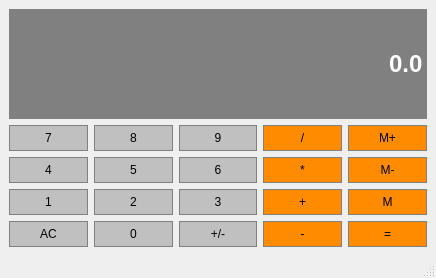
Qt form calqulator.ui (danxuZhang/Calqulator) before a commit.
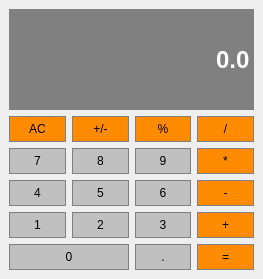
The same form after that commit.

Commit message: Restrcture layout

What changed in the file:
```diff
--- a/calqulator.ui
+++ b/calqulator.ui
@@ -6,8 +6,8 @@
    <rect>
     <x>0</x>
     <y>0</y>
-    <width>436</width>
-    <height>278</height>
+    <width>263</width>
+    <height>279</height>
    </rect>
   </property>
   <property name="windowTitle">
@@ -15,82 +15,7 @@
   </property>
   <widget class="QWidget" name="centralwidget">
    <layout class="QGridLayout" name="gridLayout">
-    <item row="1" column="2">
-     <widget class="QPushButton" name="Button9">
-      <property name="sizePolicy">
-       <sizepolicy hsizetype="Preferred" vsizetype="Preferred">
-        <horstretch>0</horstretch>
-        <verstretch>0</verstretch>
-       </sizepolicy>
-      </property>
-      <property name="styleSheet">
-       <string notr="true">QPushButton {
-	background-color: #C0C0C0;
-	border: 1px solid gray;
-	padding: 5px;
-}
-QPushButton:pressed {
-	background-color: #A9A9A9;
-	border: 1px solid gray;
-	padding: 5px;
-}</string>
-      </property>
-      <property name="text">
-       <string>9</string>
-      </property>
-     </widget>
-    </item>
-    <item row="1" column="3">
-     <widget class="QPushButton" name="Divide">
-      <property name="sizePolicy">
-       <sizepolicy hsizetype="Preferred" vsizetype="Preferred">
-        <horstretch>0</horstretch>
-        <verstretch>0</verstretch>
-       </sizepolicy>
-      </property>
-      <property name="styleSheet">
-       <string notr="true">QPushButton {
-	background-color: #FF8C00;
-	border: 1px solid gray;
-	padding: 5px;
-}
-QPushButton:pressed {
-	background-color: #A9A9A9;
-	border: 1px solid gray;
-	padding: 5px;
-}</string>
-      </property>
-      <property name="text">
-       <string>/</string>
-      </property>
-     </widget>
-    </item>
-    <item row="3" column="2">
-     <widget class="QPushButton" name="Button3">
-      <property name="sizePolicy">
-       <sizepolicy hsizetype="Preferred" vsizetype="Preferred">
-        <horstretch>0</horstretch>
-        <verstretch>0</verstretch>
-       </sizepolicy>
-      </property>
-      <property name="styleSheet">
-       <string notr="true">QPushButton {
-	background-color: #C0C0C0;
-	border: 1px solid gray;
-	padding: 5px;
-}
-QPushButton:pressed {
-	background-color: #A9A9A9;
-	border: 1px solid gray;
-	padding: 5px;
-}</string>
-      </property>
-      <property name="text">
-       <string>3</string>
-      </property>
-     </widget>
-    </item>
-    <item row="2" column="0">
+    <item row="3" column="0">
      <widget class="QPushButton" name="Button4">
       <property name="sizePolicy">
        <sizepolicy hsizetype="Preferred" vsizetype="Preferred">
@@ -115,33 +40,8 @@
       </property>
      </widget>
     </item>
-    <item row="3" column="1">
-     <widget class="QPushButton" name="Button2">
-      <property name="sizePolicy">
-       <sizepolicy hsizetype="Preferred" vsizetype="Preferred">
-        <horstretch>0</horstretch>
-        <verstretch>0</verstretch>
-       </sizepolicy>
-      </property>
-      <property name="styleSheet">
-       <string notr="true">QPushButton {
-	background-color: #C0C0C0;
-	border: 1px solid gray;
-	padding: 5px;
-}
-QPushButton:pressed {
-	background-color: #A9A9A9;
-	border: 1px solid gray;
-	padding: 5px;
-}</string>
-      </property>
-      <property name="text">
-       <string>2</string>
-      </property>
-     </widget>
-    </item>
     <item row="1" column="1">
-     <widget class="QPushButton" name="Button8">
+     <widget class="QPushButton" name="ChangeSign">
       <property name="sizePolicy">
        <sizepolicy hsizetype="Preferred" vsizetype="Preferred">
         <horstretch>0</horstretch>
@@ -150,6 +50,31 @@
       </property>
       <property name="styleSheet">
        <string notr="true">QPushButton {
+	background-color: #FF8C00;
+	border: 1px solid gray;
+	padding: 5px;
+}
+QPushButton:pressed {
+	background-color: #A9A9A9;
+	border: 1px solid gray;
+	padding: 5px;
+}</string>
+      </property>
+      <property name="text">
+       <string>+/-</string>
+      </property>
+     </widget>
+    </item>
+    <item row="5" column="0" colspan="2">
+     <widget class="QPushButton" name="Button0">
+      <property name="sizePolicy">
+       <sizepolicy hsizetype="Preferred" vsizetype="Preferred">
+        <horstretch>0</horstretch>
+        <verstretch>0</verstretch>
+       </sizepolicy>
+      </property>
+      <property name="styleSheet">
+       <string notr="true">QPushButton {
 	background-color: #C0C0C0;
 	border: 1px solid gray;
 	padding: 5px;
@@ -161,11 +86,36 @@
 }</string>
       </property>
       <property name="text">
-       <string>8</string>
+       <string>0</string>
       </property>
      </widget>
     </item>
-    <item row="2" column="1">
+    <item row="3" column="2">
+     <widget class="QPushButton" name="Button6">
+      <property name="sizePolicy">
+       <sizepolicy hsizetype="Preferred" vsizetype="Preferred">
+        <horstretch>0</horstretch>
+        <verstretch>0</verstretch>
+       </sizepolicy>
+      </property>
+      <property name="styleSheet">
+       <string notr="true">QPushButton {
+	background-color: #C0C0C0;
+	border: 1px solid gray;
+	padding: 5px;
+}
+QPushButton:pressed {
+	background-color: #A9A9A9;
+	border: 1px solid gray;
+	padding: 5px;
+}</string>
+      </property>
+      <property name="text">
+       <string>6</string>
+      </property>
+     </widget>
+    </item>
+    <item row="3" column="1">
      <widget class="QPushButton" name="Button5">
       <property name="sizePolicy">
        <sizepolicy hsizetype="Preferred" vsizetype="Preferred">
@@ -190,82 +140,32 @@
       </property>
      </widget>
     </item>
-    <item row="2" column="4">
-     <widget class="QPushButton" name="MemClear">
-      <property name="sizePolicy">
-       <sizepolicy hsizetype="Preferred" vsizetype="Preferred">
-        <horstretch>0</horstretch>
-        <verstretch>0</verstretch>
-       </sizepolicy>
-      </property>
-      <property name="styleSheet">
-       <string notr="true">QPushButton {
-	background-color: #FF8C00;
-	border: 1px solid gray;
-	padding: 5px;
-}
-QPushButton:pressed {
-	background-color: #A9A9A9;
-	border: 1px solid gray;
-	padding: 5px;
-}</string>
-      </property>
-      <property name="text">
-       <string>M-</string>
-      </property>
-     </widget>
-    </item>
-    <item row="3" column="4">
-     <widget class="QPushButton" name="MemGet">
-      <property name="sizePolicy">
-       <sizepolicy hsizetype="Preferred" vsizetype="Preferred">
-        <horstretch>0</horstretch>
-        <verstretch>0</verstretch>
-       </sizepolicy>
-      </property>
-      <property name="styleSheet">
-       <string notr="true">QPushButton {
-	background-color: #FF8C00;
-	border: 1px solid gray;
-	padding: 5px;
-}
-QPushButton:pressed {
-	background-color: #A9A9A9;
-	border: 1px solid gray;
-	padding: 5px;
-}</string>
-      </property>
-      <property name="text">
-       <string>M</string>
-      </property>
-     </widget>
-    </item>
-    <item row="1" column="4">
-     <widget class="QPushButton" name="MemAdd">
-      <property name="sizePolicy">
-       <sizepolicy hsizetype="Preferred" vsizetype="Preferred">
-        <horstretch>0</horstretch>
-        <verstretch>0</verstretch>
-       </sizepolicy>
-      </property>
-      <property name="styleSheet">
-       <string notr="true">QPushButton {
-	background-color: #FF8C00;
-	border: 1px solid gray;
-	padding: 5px;
-}
-QPushButton:pressed {
-	background-color: #A9A9A9;
-	border: 1px solid gray;
-	padding: 5px;
-}</string>
-      </property>
-      <property name="text">
-       <string>M+</string>
-      </property>
-     </widget>
-    </item>
     <item row="1" column="0">
+     <widget class="QPushButton" name="Clear">
+      <property name="sizePolicy">
+       <sizepolicy hsizetype="Preferred" vsizetype="Preferred">
+        <horstretch>0</horstretch>
+        <verstretch>0</verstretch>
+       </sizepolicy>
+      </property>
+      <property name="styleSheet">
+       <string notr="true">QPushButton {
+	background-color: #FF8C00;
+	border: 1px solid gray;
+	padding: 5px;
+}
+QPushButton:pressed {
+	background-color: #A9A9A9;
+	border: 1px solid gray;
+	padding: 5px;
+}</string>
+      </property>
+      <property name="text">
+       <string>AC</string>
+      </property>
+     </widget>
+    </item>
+    <item row="2" column="0">
      <widget class="QPushButton" name="Button7">
       <property name="sizePolicy">
        <sizepolicy hsizetype="Preferred" vsizetype="Preferred">
@@ -290,7 +190,32 @@
       </property>
      </widget>
     </item>
-    <item row="3" column="0">
+    <item row="2" column="1">
+     <widget class="QPushButton" name="Button8">
+      <property name="sizePolicy">
+       <sizepolicy hsizetype="Preferred" vsizetype="Preferred">
+        <horstretch>0</horstretch>
+        <verstretch>0</verstretch>
+       </sizepolicy>
+      </property>
+      <property name="styleSheet">
+       <string notr="true">QPushButton {
+	background-color: #C0C0C0;
+	border: 1px solid gray;
+	padding: 5px;
+}
+QPushButton:pressed {
+	background-color: #A9A9A9;
+	border: 1px solid gray;
+	padding: 5px;
+}</string>
+      </property>
+      <property name="text">
+       <string>8</string>
+      </property>
+     </widget>
+    </item>
+    <item row="4" column="0">
      <widget class="QPushButton" name="Button1">
       <property name="sizePolicy">
        <sizepolicy hsizetype="Preferred" vsizetype="Preferred">
@@ -341,7 +266,7 @@
      </widget>
     </item>
     <item row="2" column="2">
-     <widget class="QPushButton" name="Button6">
+     <widget class="QPushButton" name="Button9">
       <property name="sizePolicy">
        <sizepolicy hsizetype="Preferred" vsizetype="Preferred">
         <horstretch>0</horstretch>
@@ -361,62 +286,12 @@
 }</string>
       </property>
       <property name="text">
-       <string>6</string>
-      </property>
-     </widget>
-    </item>
-    <item row="3" column="3">
-     <widget class="QPushButton" name="Plus">
-      <property name="sizePolicy">
-       <sizepolicy hsizetype="Preferred" vsizetype="Preferred">
-        <horstretch>0</horstretch>
-        <verstretch>0</verstretch>
-       </sizepolicy>
-      </property>
-      <property name="styleSheet">
-       <string notr="true">QPushButton {
-	background-color: #FF8C00;
-	border: 1px solid gray;
-	padding: 5px;
-}
-QPushButton:pressed {
-	background-color: #A9A9A9;
-	border: 1px solid gray;
-	padding: 5px;
-}</string>
-      </property>
-      <property name="text">
-       <string>+</string>
-      </property>
-     </widget>
-    </item>
-    <item row="4" column="0">
-     <widget class="QPushButton" name="Clear">
-      <property name="sizePolicy">
-       <sizepolicy hsizetype="Preferred" vsizetype="Preferred">
-        <horstretch>0</horstretch>
-        <verstretch>0</verstretch>
-       </sizepolicy>
-      </property>
-      <property name="styleSheet">
-       <string notr="true">QPushButton {
-	background-color: #C0C0C0;
-	border: 1px solid gray;
-	padding: 5px;
-}
-QPushButton:pressed {
-	background-color: #A9A9A9;
-	border: 1px solid gray;
-	padding: 5px;
-}</string>
-      </property>
-      <property name="text">
-       <string>AC</string>
+       <string>9</string>
       </property>
      </widget>
     </item>
     <item row="4" column="1">
-     <widget class="QPushButton" name="Button0">
+     <widget class="QPushButton" name="Button2">
       <property name="sizePolicy">
        <sizepolicy hsizetype="Preferred" vsizetype="Preferred">
         <horstretch>0</horstretch>
@@ -436,12 +311,12 @@
 }</string>
       </property>
       <property name="text">
-       <string>0</string>
+       <string>2</string>
       </property>
      </widget>
     </item>
     <item row="4" column="2">
-     <widget class="QPushButton" name="ChangeSign">
+     <widget class="QPushButton" name="Button3">
       <property name="sizePolicy">
        <sizepolicy hsizetype="Preferred" vsizetype="Preferred">
         <horstretch>0</horstretch>
@@ -461,11 +336,86 @@
 }</string>
       </property>
       <property name="text">
-       <string>+/-</string>
+       <string>3</string>
       </property>
      </widget>
     </item>
     <item row="4" column="3">
+     <widget class="QPushButton" name="Plus">
+      <property name="sizePolicy">
+       <sizepolicy hsizetype="Preferred" vsizetype="Preferred">
+        <horstretch>0</horstretch>
+        <verstretch>0</verstretch>
+       </sizepolicy>
+      </property>
+      <property name="styleSheet">
+       <string notr="true">QPushButton {
+	background-color: #FF8C00;
+	border: 1px solid gray;
+	padding: 5px;
+}
+QPushButton:pressed {
+	background-color: #A9A9A9;
+	border: 1px solid gray;
+	padding: 5px;
+}</string>
+      </property>
+      <property name="text">
+       <string>+</string>
+      </property>
+     </widget>
+    </item>
+    <item row="1" column="3">
+     <widget class="QPushButton" name="Divide">
+      <property name="sizePolicy">
+       <sizepolicy hsizetype="Preferred" vsizetype="Preferred">
+        <horstretch>0</horstretch>
+        <verstretch>0</verstretch>
+       </sizepolicy>
+      </property>
+      <property name="styleSheet">
+       <string notr="true">QPushButton {
+	background-color: #FF8C00;
+	border: 1px solid gray;
+	padding: 5px;
+}
+QPushButton:pressed {
+	background-color: #A9A9A9;
+	border: 1px solid gray;
+	padding: 5px;
+}</string>
+      </property>
+      <property name="text">
+       <string>/</string>
+      </property>
+     </widget>
+    </item>
+    <item row="2" column="3">
+     <widget class="QPushButton" name="Multiply">
+      <property name="sizePolicy">
+       <sizepolicy hsizetype="Preferred" vsizetype="Preferred">
+        <horstretch>0</horstretch>
+        <verstretch>0</verstretch>
+       </sizepolicy>
+      </property>
+      <property name="styleSheet">
+       <string notr="true">QPushButton {
+	background-color: #FF8C00;
+	border: 1px solid gray;
+	padding: 5px;
+}
+QPushButton:pressed {
+	background-color: #A9A9A9;
+	border: 1px solid gray;
+	padding: 5px;
+}</string>
+      </property>
+      <property name="text">
+       <string>*</string>
+      </property>
+     </widget>
+    </item>
+    <item row="3" column="3">
      <widget class="QPushButton" name="Subtract">
       <property name="sizePolicy">
        <sizepolicy hsizetype="Preferred" vsizetype="Preferred">
@@ -490,7 +440,7 @@
       </property>
      </widget>
     </item>
-    <item row="4" column="4">
+    <item row="5" column="3">
      <widget class="QPushButton" name="Equals">
       <property name="sizePolicy">
        <sizepolicy hsizetype="Preferred" vsizetype="Preferred">
@@ -515,7 +465,51 @@
       </property>
      </widget>
     </item>
-    <item row="0" column="0" colspan="5">
+    <item row="5" column="2">
+     <widget class="QPushButton" name="Dot">
+      <property name="sizePolicy">
+       <sizepolicy hsizetype="Preferred" vsizetype="Preferred">
+        <horstretch>0</horstretch>
+        <verstretch>0</verstretch>
+       </sizepolicy>
+      </property>
+      <property name="styleSheet">
+       <string notr="true">QPushButton {
+	background-color: #C0C0C0;
+	border: 1px solid gray;
+	padding: 5px;
+}
+QPushButton:pressed {
+	background-color: #A9A9A9;
+	border: 1px solid gray;
+	padding: 5px;
+}</string>
+      </property>
+      <property name="text">
+       <string>.</string>
+      </property>
+     </widget>
+    </item>
+    <item row="1" column="2">
+     <widget class="QPushButton" name="Mod">
+      <property name="styleSheet">
+       <string notr="true">QPushButton {
+	background-color: #FF8C00;
+	border: 1px solid gray;
+	padding: 5px;
+}
+QPushButton:pressed {
+	background-color: #A9A9A9;
+	border: 1px solid gray;
+	padding: 5px;
+}</string>
+      </property>
+      <property name="text">
+       <string>%</string>
+      </property>
+     </widget>
+    </item>
+    <item row="0" column="0" colspan="4">
      <widget class="QLineEdit" name="Display">
       <property name="sizePolicy">
        <sizepolicy hsizetype="Preferred" vsizetype="Expanding">
@@ -543,6 +537,9 @@
       <property name="alignment">
        <set>Qt::AlignRight|Qt::AlignTrailing|Qt::AlignVCenter</set>
       </property>
+      <property name="readOnly">
+       <bool>false</bool>
+      </property>
      </widget>
     </item>
    </layout>
@@ -557,7 +554,6 @@
     </rect>
    </property>
   </widget>
-  <widget class="QStatusBar" name="statusbar"/>
  </widget>
  <resources/>
  <connections/>
```
Left out of the diff: 27 changed lines with no effect on the pictures.
